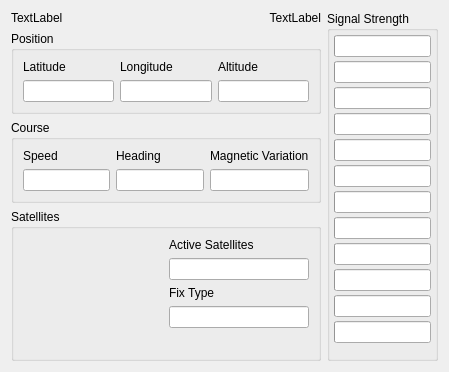
Qt form GPS/qgpsmainwindowui.ui (openstreetmap/merkaartor) before a commit.
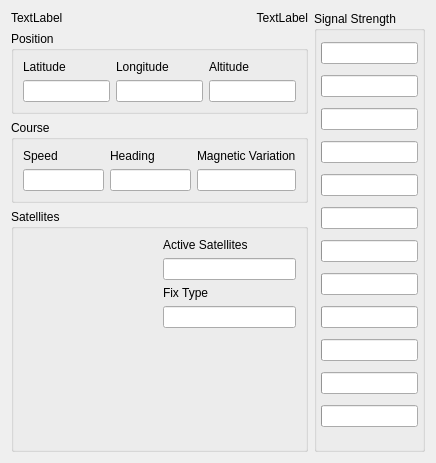
The same form after that commit. Custom widgets are drawn as their Qt base class.

```diff
--- a/GPS/qgpsmainwindowui.ui
+++ b/GPS/qgpsmainwindowui.ui
@@ -5,8 +5,8 @@
    <rect>
     <x>0</x>
     <y>0</y>
-    <width>449</width>
-    <height>372</height>
+    <width>436</width>
+    <height>463</height>
    </rect>
   </property>
   <property name="windowTitle" >
```
